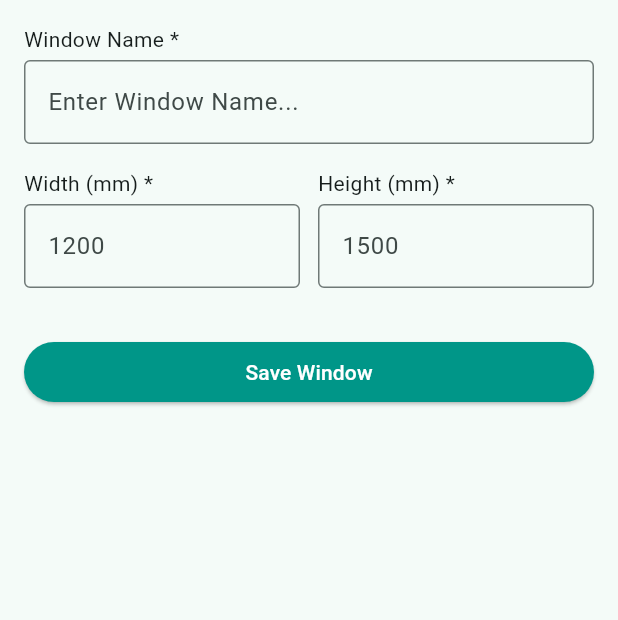
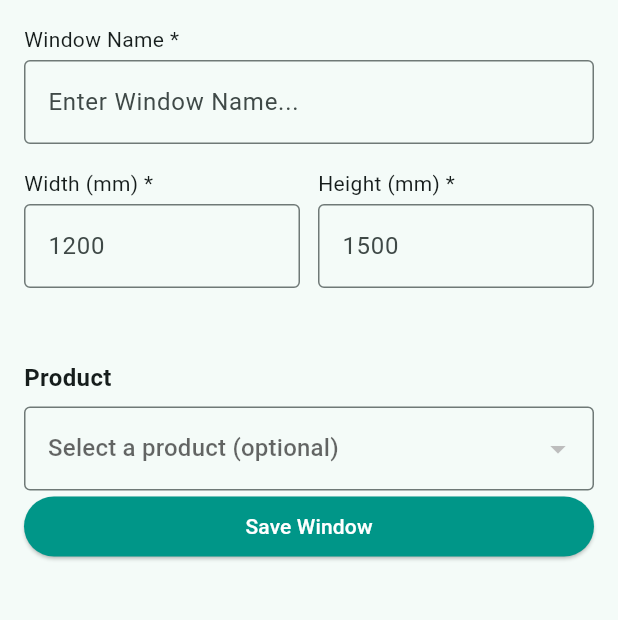
Before and after one commit to hasinigayathri/kit721_assignment4, a Flutter app: the AddEditWindowScreen screen opened directly with empty values, on a phone screen of 412 x 824 dp, the part 84-704 px from its top. Run offline on Flutter 3.47's test engine with Material 3 defaults, Android fonts, the phone set to English and light mode, and no system bars; our stand-ins replace cloud_firestore, firebase_core, image_picker; accounts and stored records are empty; network calls fail.

Commit message:
Commit fetch API with window product

```diff
--- a/lib/add_edit_window.dart
+++ b/lib/add_edit_window.dart
@@ -1,4 +1,5 @@
 import 'package:flutter/material.dart';
+import 'product.dart';
 
 class AddEditWindowScreen extends StatefulWidget {
   final String roomId;
@@ -14,6 +15,31 @@ class _AddEditWindowScreenState extends State<AddEditWindowScreen> {
   final _nameController = TextEditingController();
   final _widthController = TextEditingController();
   final _heightController = TextEditingController();
+
+  List<Product> _products = [];
+  Product? _selectedProduct;
+  String? _selectedVariant;
+  bool _isLoadingProducts = true;
+
+  @override
+  void initState() {
+    super.initState();
+    _loadProducts();
+  }
+
+  Future<void> _loadProducts() async {
+    try {
+      final products = await ProductService.fetchByCategory('window');
+      setState(() {
+        _products = products;
+        _isLoadingProducts = false;
+      });
+      print('Loaded ${_products.length} products');
+    } catch (e) {
+      print('Error loading products: $e');
+      setState(() => _isLoadingProducts = false);
+    }
+  }
 
   @override
   void dispose() {
@@ -93,6 +119,83 @@ class _AddEditWindowScreenState extends State<AddEditWindowScreen> {
             ),
             const SizedBox(height: 32),
 
+            const SizedBox(height: 16),
+
+            // Product section
+            const Text('Product',
+                style: TextStyle(fontWeight: FontWeight.bold, fontSize: 16)),
+            const SizedBox(height: 8),
+
+            _isLoadingProducts
+                ? const Center(child: CircularProgressIndicator())
+                : DropdownButtonFormField<Product>(
+              value: _selectedProduct,
+              hint: const Text('Select a product (optional)'),
+              decoration: const InputDecoration(
+                  border: OutlineInputBorder()),
+              items: _products
+                  .map((p) => DropdownMenuItem(
+                value: p,
+                child: Text(p.name),
+              ))
+                  .toList(),
+              onChanged: (val) {
+                setState(() {
+                  _selectedProduct = val;
+                  _selectedVariant = val?.colour_variants.isNotEmpty == true
+                      ? val!.colour_variants.first
+                      : null;
+                });
+              },
+            ),
+            // Product details
+            if (_selectedProduct != null) ...[
+              const SizedBox(height: 12),
+              Card(
+                color: Colors.grey[50],
+                child: Padding(
+                  padding: const EdgeInsets.all(12),
+                  child: Column(
+                    crossAxisAlignment: CrossAxisAlignment.start,
+                    children: [
+                      Text('Price: \$${_selectedProduct!.price_per_sqm.toStringAsFixed(1)}/m²'),
+                      const SizedBox(height: 4),
+                      Text('Description: ${_selectedProduct!.description}'),
+                      if (_selectedProduct!.image_url != null) ...[
+                        const SizedBox(height: 8),
+                        ClipRRect(
+                          borderRadius: BorderRadius.circular(6),
+                          child: Image.network(
+                            _selectedProduct!.image_url!,
+                            height: 150,
+                            width: double.infinity,
+                            fit: BoxFit.cover,
+                            errorBuilder: (_, __, ___) => const SizedBox(),
+                          ),
+                        ),
+                      ],
+                    ],
+                  ),
+                ),
+              ),
+
+              // Colour variant dropdown
+              const SizedBox(height: 12),
+              if (_selectedProduct!.colour_variants.isNotEmpty)
+                DropdownButtonFormField<String>(
+                  value: _selectedVariant,
+                  decoration: const InputDecoration(
+                      border: OutlineInputBorder()),
+                  items: _selectedProduct!.colour_variants
+                      .map((v) => DropdownMenuItem(
+                    value: v,
+                    child: Text(v),
+                  ))
+                      .toList(),
+                  onChanged: (val) => setState(() => _selectedVariant = val),
+                ),
+            ],
+
             // Save button
             SizedBox(
               width: double.infinity,
--- a/lib/product.dart
+++ b/lib/product.dart
@@ -1,5 +1,8 @@
+import 'dart:convert';
+import 'package:http/http.dart' as http;
+
 class Product {
-  final int id;
+  final String id;
   final String name;
   final String description;
   final double price_per_sqm;
@@ -29,15 +32,15 @@ class Product {
 
   factory Product.fromJson(Map<String, dynamic> json) {
     List<String> variants = [];
-    if (json['colour_variants'] != null) {
-      variants = List<String>.from(json['colour_variants']);
+    if (json['variants'] != null) {
+      variants = List<String>.from(json['variants']);
     }
     return Product(
       id: json['id'],
       name: json['name'] ?? '',
       description: json['description'] ?? '',
       price_per_sqm: (json['price_per_sqm'] ?? 0).toDouble(),
-      image_url: json['image_url'],
+      image_url: json['imageUrl'],
       category: json['category'] ?? '',
       colour_variants: variants,
       min_width: json['min_width'] != null ? (json['min_width']).toDouble() : null,
@@ -48,3 +51,28 @@ class Product {
     );
   }
 }
+
+class ProductService {
+  static const _baseUrl = 'https://utasbot.dev/kit305_2026';
+  static List<Product>? _windowProducts;
+  static List<Product>? _floorProducts;
+
+  static Future<List<Product>> fetchByCategory(String category) async {
+    if (category == 'window' && _windowProducts != null) return _windowProducts!;
+    if (category == 'floor' && _floorProducts != null) return _floorProducts!;
+
+    final url = Uri.parse('$_baseUrl/product?category=$category');
+    final response = await http.get(url);
+
+    if (response.statusCode == 200) {
+      final Map<String, dynamic> jsonMap = json.decode(response.body);
+      final List<dynamic> jsonList = jsonMap['data'];
+      final products = jsonList.map((j) => Product.fromJson(j)).toList();
+      if (category == 'window') _windowProducts = products;
+      if (category == 'floor') _floorProducts = products;
+      return products;
+    } else {
+      throw Exception('Failed to load products: ${response.statusCode}');
+    }
+  }
+}
--- a/pubspec.yaml
+++ b/pubspec.yaml
@@ -34,6 +34,7 @@ dependencies:
   firebase_core:
   cloud_firestore:
   image_picker: any
+  http: any
 
   # The following adds the Cupertino Icons font to your application.
   # Use with the CupertinoIcons class for iOS style icons.
```
